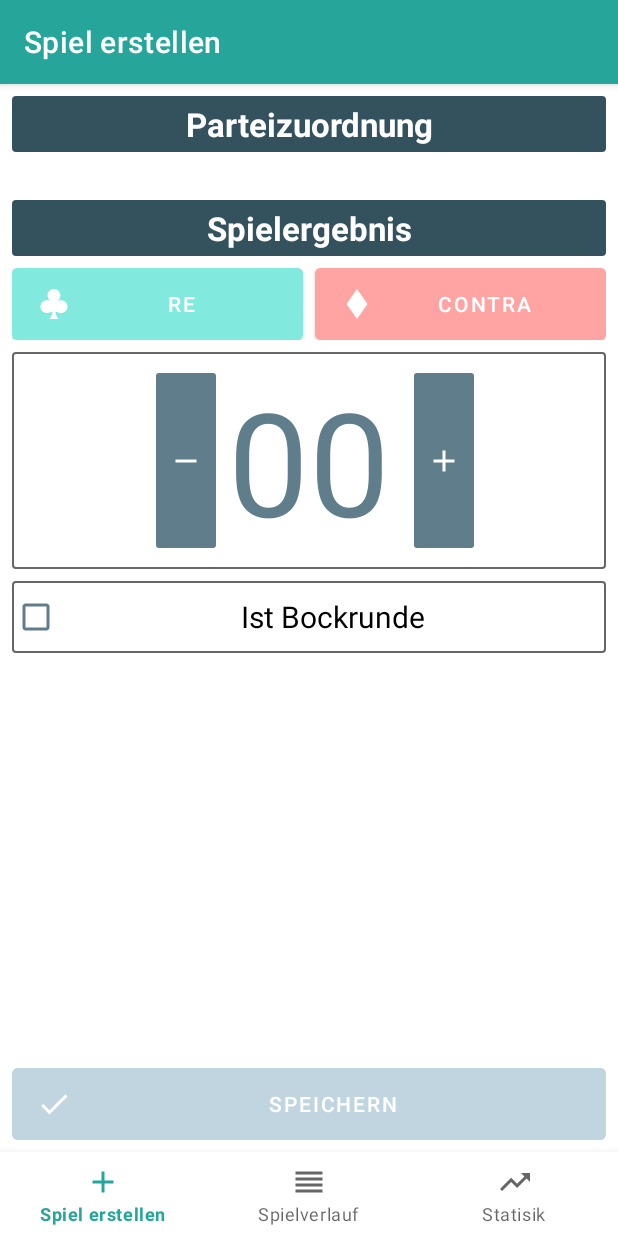
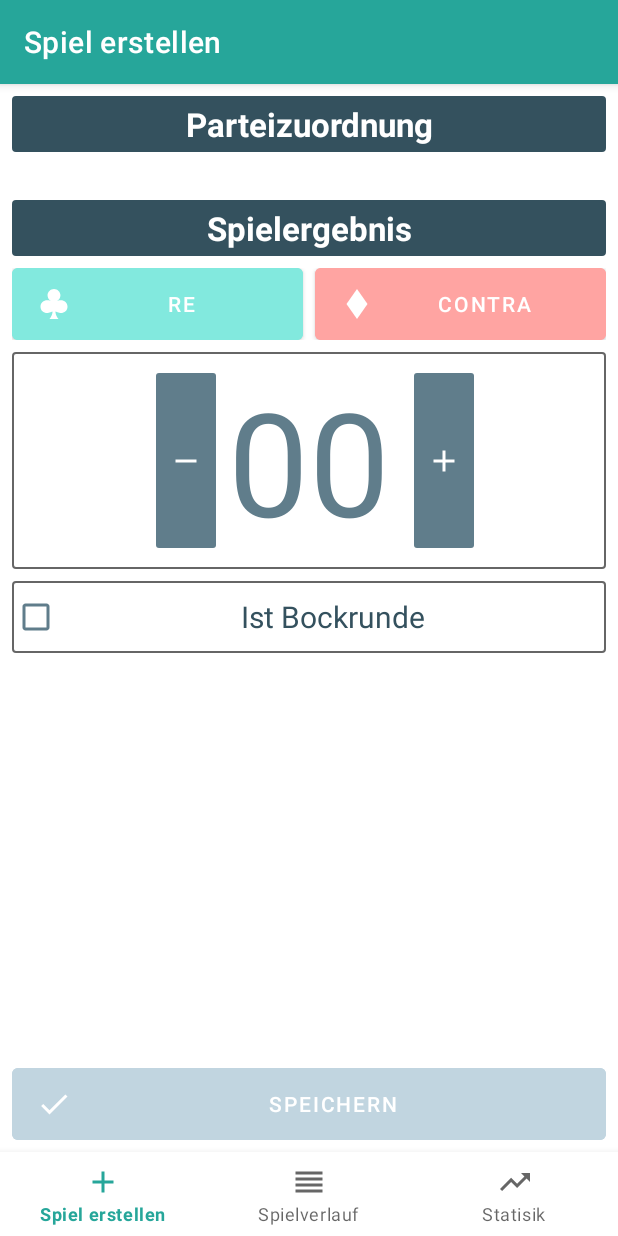
Before and after one commit to tim-seidel/Doppelkopf, an Android app: the GameCreationFragment screen opened directly, with no data from a screen before it, on a phone screen of 412 x 824 dp. Run offline under Robolectric (Android 15) with nearby library versions, the phone set to English and light mode, and no system bars; our stand-ins replace Firebase (no records; nobody signed in at launch, a user with empty details on screens opened directly), navigation-ui; 2 statements that could not run were skipped.

Commit message:
Small text color layout adjustments

```diff
--- a/app/src/main/res/layout/fragment_game_creation.xml
+++ b/app/src/main/res/layout/fragment_game_creation.xml
@@ -166,6 +166,7 @@
                 android:buttonTint="@color/neural"
                 android:gravity="center_horizontal|center_vertical"
                 android:text="@string/check_is_bockrunde"
+                android:textColor="@color/neural_dark"
                 android:textSize="20sp" />
 
         </LinearLayout>
--- a/app/src/main/res/layout/view_player_faction_select.xml
+++ b/app/src/main/res/layout/view_player_faction_select.xml
@@ -14,7 +14,7 @@
         android:layout_marginStart="2dp"
         android:layout_marginEnd="2dp"
         android:textSize="20sp"
-        android:textColor="?android:attr/textColorPrimary"
+        android:textColor="@color/neural_dark"
         app:layout_constraintBottom_toBottomOf="@+id/btn_faction_re"
         app:layout_constraintEnd_toStartOf="@+id/btn_faction_contra"
         app:layout_constraintStart_toEndOf="@+id/btn_faction_re"
```
